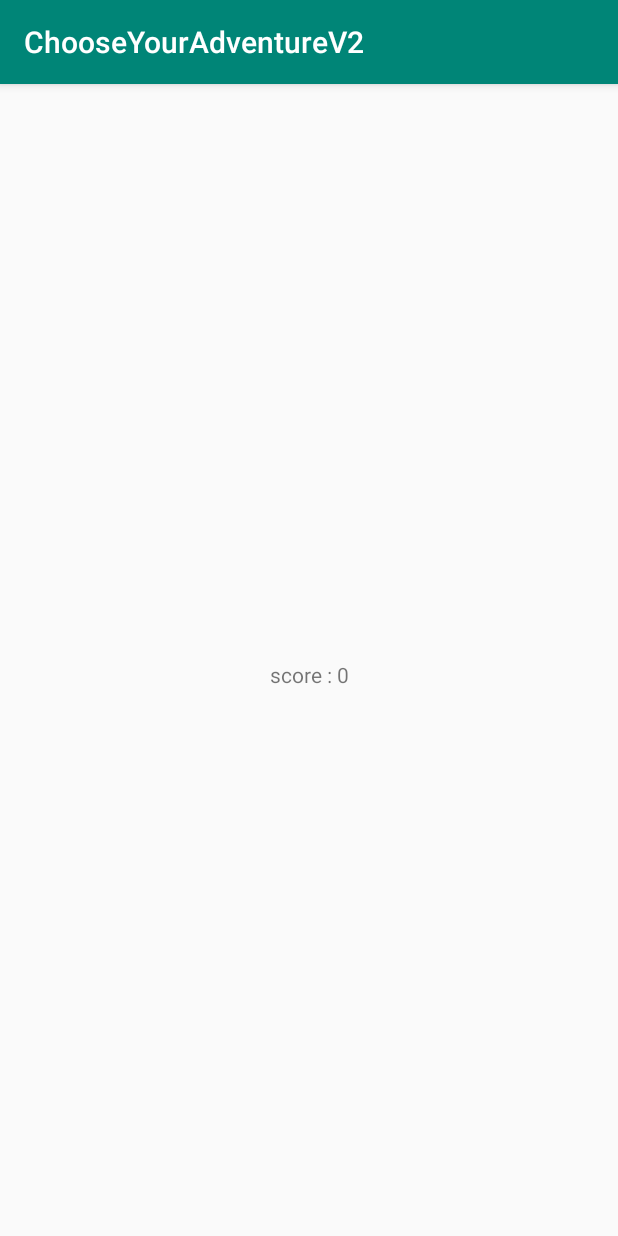
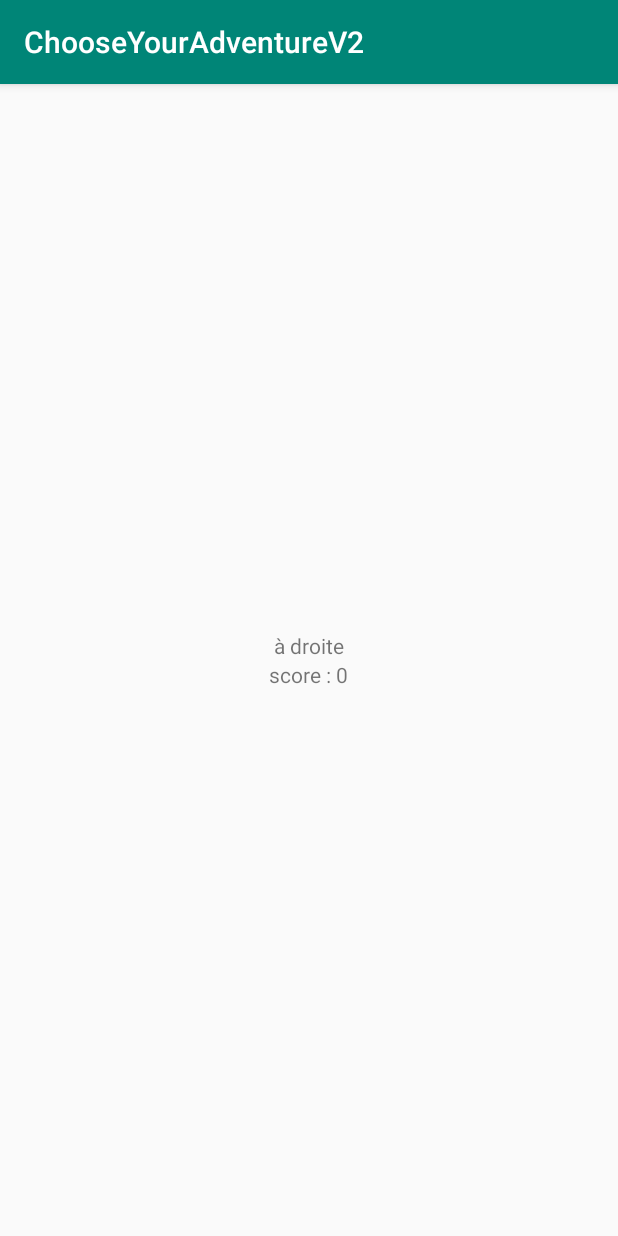
Before and after one commit to Deathfly35/ChooseYourAdventureV2, an Android app: the JeuMouvement screen opened directly, with no data from a screen before it, on a phone screen of 412 x 824 dp. Run offline under Robolectric (Android 15) with nearby library versions, the phone set to English and light mode, and no system bars.

Commit message:
ajout jeu mouvement

```diff
--- a/app/src/main/java/com/example/chooseyouradventurev2/JeuGeste.java
+++ b/app/src/main/java/com/example/chooseyouradventurev2/JeuGeste.java
@@ -98,7 +98,7 @@ public class JeuGeste extends AppCompatActivity implements SensorEventListener {
             long tempsActuel = System.currentTimeMillis();
 
             // si cela va faire plus de 100 milisecondes que l on a pas detecte
-            if ((tempsActuel - derniereDetection) > 1000) {
+            if ((tempsActuel - derniereDetection) > 2000) {
 
                 // on recupere la difference de la derniere mise à jour et le temps actuel
                 derniereDetection = tempsActuel;
@@ -242,11 +242,12 @@ public class JeuGeste extends AppCompatActivity implements SensorEventListener {
         // si on a effectué le nombre d'instruction attendus
         if(NBMAXINSTRUCTION == nbInstruction){
 
-            // on definis l activite comme etant celle de JeuQuizz
+            // on definis l activite comme etant celle de JeuGeste
             Intent activite = new Intent(JeuGeste.this, MainActivity.class);
 
             // on envoie le score a l activite
             activite.putExtra("score",score);
+            activite.putExtra("dejaJoue",true);
 
             // on lance l activity
             startActivity(activite);
--- a/app/src/main/java/com/example/chooseyouradventurev2/JeuMouvement.java
+++ b/app/src/main/java/com/example/chooseyouradventurev2/JeuMouvement.java
@@ -2,34 +2,224 @@ package com.example.chooseyouradventurev2;
 
 import androidx.appcompat.app.AppCompatActivity;
 
+import android.annotation.SuppressLint;
+import android.content.Intent;
+import android.graphics.Point;
 import android.os.Bundle;
+import android.util.Log;
+import android.view.Display;
+import android.view.MotionEvent;
+import android.view.View;
+import android.widget.TextView;
+import android.widget.Toast;
 
 
 /**
  * Activite representant la page de jeu de mouvement
  */
-public class JeuMouvement extends AppCompatActivity {
+public class JeuMouvement extends AppCompatActivity implements View.OnTouchListener {
 
     /**
-     * variable définissant le score du joueur
+     * variable definissant le nombre d'instruction à effectuer
      */
-    private int score;
+    private final int NBMAXINSTRUCTION = 10;
+
+    /**
+     * variable définissant le score du joueur et le nombre d'instruction effectué
+     */
+    private int score, nbInstruction;
+
+    private int minDistanceX;
+
+    private int minDistanceY;
+
+    /**
+     * variable definissant l instruction a effectue et la precedente
+     */
+    private int index, dernierIndex;
+
+    private float debutX, finX, debutY, finY;
+
+    private TextView instruction,textScore;
+
+    /**
+     * variable definissant le tableau des instructions
+     */
+    private String[] tabInstruction = {"vers le haut","vers le bas","à gauche","à droite"};
 
     /**
      * constructeur permettant la creation de l activite
      * @param savedInstanceState : parametre permettant de sauvegarder l etat de la page
      */
-    protected void onCreate(Bundle savedInstanceState) {
+    protected void onCreate (Bundle savedInstanceState) {
 
         // on appelle le constructeur de AppCombatActivity
         super.onCreate(savedInstanceState);
 
+        // ajout du layout sur l activite
+        setContentView(R.layout.activity_jeu_mouvement);
+
+        // on récupére la fenêtre
+        Display fenetre = getWindowManager().getDefaultDisplay();
+
+        // on crée la variable de taille et on récupére la taille de l'écran
+        Point taille = new Point();
+        fenetre.getSize(taille);
+
+        // on définis les distances minimales de déplacement à la moitié de la taille de l'écran
+        minDistanceX = taille.x/4;
+        minDistanceY = taille.y/4;
+
         // on recupere le score
         score = getIntent().getIntExtra("score",0);
 
-        // ajout du layout sur l activite
-        setContentView(R.layout.activity_jeu_geste);
+        // on recupere les champs de texte
+        instruction = findViewById(R.id.instruction);
+        textScore = findViewById(R.id.score);
+
+        View ecran = findViewById(R.id.ecran);
+        ecran.setOnTouchListener(this);
+
+        changerInstruction();
 
     }
 
+    @SuppressLint("ClickableViewAccessibility")
+    @Override
+    public boolean onTouch(View v, MotionEvent event) {
+        return false;
+    }
+
+    public boolean onTouchEvent(MotionEvent event){
+
+        switch(event.getAction()){
+
+            case MotionEvent.ACTION_DOWN:
+                debutX = event.getX();
+                debutY = event.getY();
+                break;
+            case MotionEvent.ACTION_UP:
+                finX = event.getX();
+                finY = event.getY();
+
+                float deltaX = finX - debutX;
+                float deltaY = finY - debutY;
+
+                // Left to Right swipe action
+                if (finX > debutX && Math.abs(deltaX) > minDistanceX)
+                {
+                    Toast.makeText(this, "" + index, Toast.LENGTH_SHORT).show ();
+
+                    if(index == 3){
+
+                        score++;
+
+                    } else {
+
+                        score--;
+
+                    }
+
+                } else if( finX < debutX && Math.abs(deltaX) > minDistanceX) {
+
+                    if(index == 2){
+
+                        score++;
+
+                    } else {
+
+                        score--;
+
+                    }
+
+                } else if( finY < debutY && Math.abs(deltaY) > minDistanceY) {
+
+                    if(index == 0){
+
+                        score++;
+
+                    } else {
+
+                        score--;
+
+                    }
+
+                } else if( finY > debutY && Math.abs(deltaY) > minDistanceY) {
+
+                    Toast.makeText(this, "" + index, Toast.LENGTH_SHORT).show ();
+
+                    if(index == 1){
+
+                        score++;
+
+                    } else {
+
+                        score--;
+
+                    }
+
+                }
+
+                changerInstruction();
+
+                break;
+
+        }
+
+        return false;
+
+    }
+
+    /**
+     * methode permettant le changement d instruction
+     */
+    public void changerInstruction(){
+
+        // on augmente le nombre d'instruction effectué
+        nbInstruction++;
+
+        // si on a effectué le nombre d'instruction attendus
+        if(NBMAXINSTRUCTION == nbInstruction){
+
+            // on definis l activite comme etant celle de JeuMouvement
+            Intent activite = new Intent(JeuMouvement.this, MainActivity.class);
+
+            // on envoie le score a l activite
+            activite.putExtra("score",score);
+            activite.putExtra("dejaJoue",true);
+
+            // on lance l activity
+            startActivity(activite);
+
+            // sinon
+        } else {
+
+            // on augmente le nombre d'instruction effectué
+            nbInstruction++;
+
+        }
+
+        // variable definissant la prochaine instruction aleatoirement
+        int random;
+
+        do{
+
+            // on recupere une valeur aleatoire entre 0 et 3
+            random = (int)(Math.random() * 4);
+
+            // tant que la valeur obtenus aleatoirement est la meme que la precedente
+        }while(random == index);
+
+        // on ajoute le texte
+        instruction.setText(tabInstruction[random]);
+
+        // on garde le dernier index
+        dernierIndex = index;
+
+        // on change l instruction demande
+        index = random;
+
+        textScore.setText("score : " + score);
+
+    }
 }
--- a/app/src/main/java/com/example/chooseyouradventurev2/JeuQuizz.java
+++ b/app/src/main/java/com/example/chooseyouradventurev2/JeuQuizz.java
@@ -426,7 +426,7 @@ public class JeuQuizz extends AppCompatActivity {
             random = (int)(Math.random() * tabQuizz.length);
 
         // on est sur une question qui existe deja
-        }while(tabQuestionPasse.contains(random));
+        } while(tabQuestionPasse.contains(random));
 
         // on ajoute numero de la question
         tabQuestionPasse.add(random);
--- a/app/src/main/java/com/example/chooseyouradventurev2/MainActivity.java
+++ b/app/src/main/java/com/example/chooseyouradventurev2/MainActivity.java
@@ -98,6 +98,8 @@ public class MainActivity extends AppCompatActivity {
         // on fais un chiffre aléatoire entre 0 et 1 bornes comprises
         int random = (int) (Math.random() * 2);
 
+        random = 2;
+
         // en fonction de la valeur du random on joue à un jeu différent et donc
         switch (random) {
 
--- a/app/src/main/res/layout/activity_jeu_mouvement.xml
+++ b/app/src/main/res/layout/activity_jeu_mouvement.xml
@@ -6,4 +6,48 @@
     android:layout_height="match_parent"
     tools:context=".JeuMouvement">
 
+    <TableLayout
+        android:layout_width="match_parent"
+        android:layout_height="match_parent"
+        app:layout_constraintBottom_toBottomOf="parent"
+        app:layout_constraintEnd_toEndOf="parent"
+        app:layout_constraintLeft_toLeftOf="parent"
+        app:layout_constraintRight_toRightOf="parent"
+        app:layout_constraintTop_toTopOf="parent"
+        tools:ignore="MissingConstraints"
+        android:id="@+id/ecran"
+        android:gravity="center">
+
+        <TableRow
+            android:layout_width="match_parent"
+            android:layout_height="match_parent"
+            android:gravity="center">
+
+            <TextView
+                android:id="@+id/instruction"
+                android:layout_width="wrap_content"
+                android:layout_height="wrap_content"
+                android:gravity="center_horizontal"
+                tools:ignore="MissingConstraints" />
+
+        </TableRow>
+
+        <TableRow
+            android:layout_width="match_parent"
+            android:layout_height="match_parent"
+            android:gravity="center"
+            >
+
+            <TextView
+                android:id="@+id/score"
+                android:layout_width="wrap_content"
+                android:layout_height="wrap_content"
+                android:gravity="center_horizontal"
+                android:text="@string/score_0"
+                tools:ignore="MissingConstraints" />
+
+        </TableRow>
+
+    </TableLayout>
+
 </androidx.constraintlayout.widget.ConstraintLayout>
--- a/app/src/main/res/values/strings.xml
+++ b/app/src/main/res/values/strings.xml
@@ -1,4 +1,5 @@
 <resources>
     <string name="app_name">ChooseYourAdventureV2</string>
     <string name="start_the_game">Start the game</string>
+    <string name="score_0">score : 0</string>
 </resources>
--- a/build.gradle
+++ b/build.gradle
@@ -7,7 +7,7 @@ buildscript {
 
     }
     dependencies {
-        classpath 'com.android.tools.build:gradle:3.5.1'
+        classpath 'com.android.tools.build:gradle:3.5.2'
 
         // NOTE: Do not place your application dependencies here; they belong
         // in the individual module build.gradle files
```
